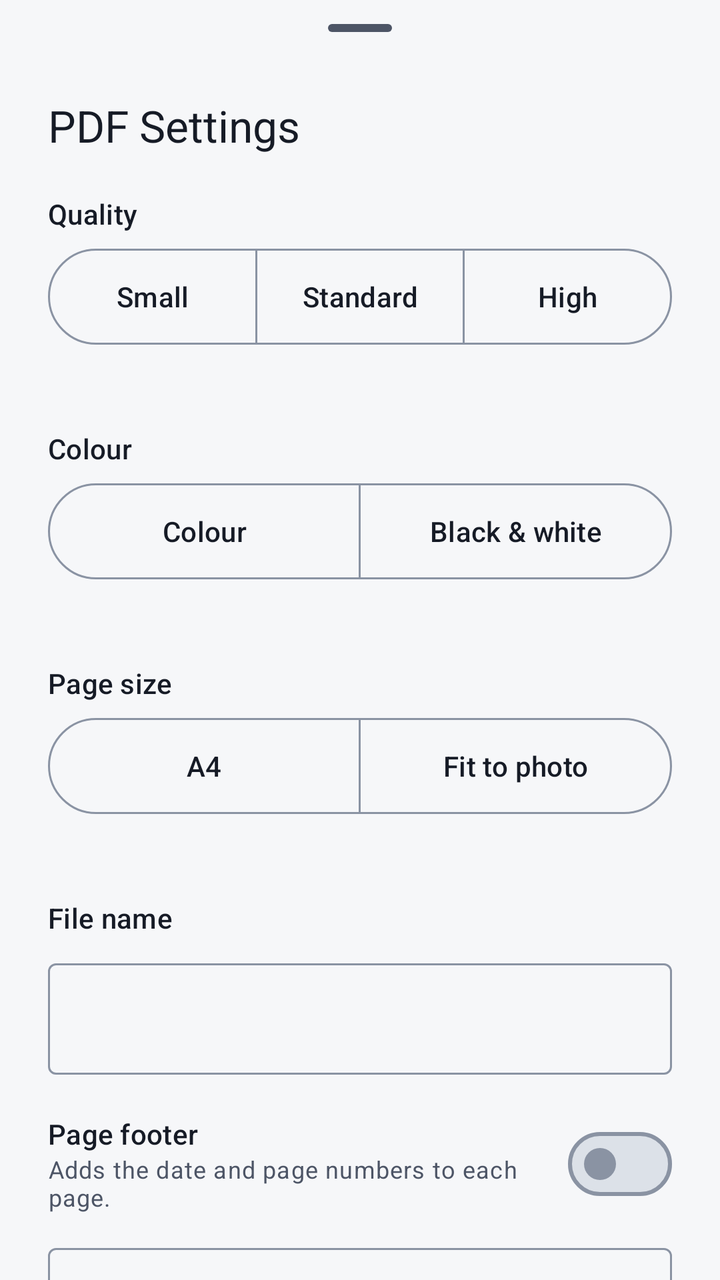
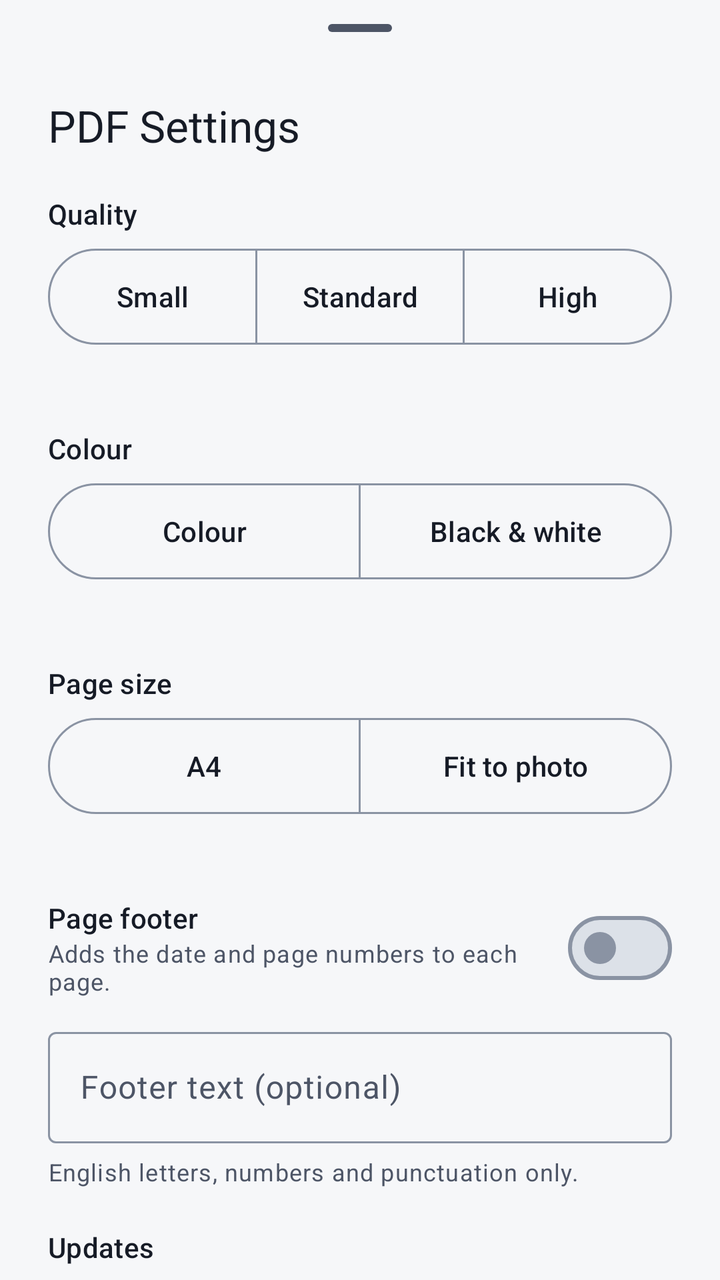

An Android layout rendered at two revisions. The XML below is the earlier revision; the diff shows what the commit changed to produce the second picture.
<!-- AndroidManifest.xml: application theme Theme.DocNest -->
<!-- res/layout/sheet_settings.xml -->
<?xml version="1.0" encoding="utf-8"?>
<androidx.core.widget.NestedScrollView xmlns:android="http://schemas.android.com/apk/res/android"
    xmlns:app="http://schemas.android.com/apk/res-auto"
    android:layout_width="match_parent"
    android:layout_height="wrap_content">

    <LinearLayout
        android:layout_width="match_parent"
        android:layout_height="wrap_content"
        android:orientation="vertical"
        android:paddingStart="24dp"
        android:paddingEnd="24dp"
        android:paddingBottom="24dp">

        <com.google.android.material.bottomsheet.BottomSheetDragHandleView
            android:layout_width="wrap_content"
            android:layout_height="wrap_content"
            android:layout_gravity="center_horizontal" />

        <TextView
            android:layout_width="wrap_content"
            android:layout_height="wrap_content"
            android:accessibilityHeading="true"
            android:text="PDF Settings"
            android:textAppearance="?attr/textAppearanceTitleLarge"
            android:textColor="?attr/colorOnSurface" />

        <TextView
            style="@style/Widget.DocNest.SettingTitle"
            android:text="Quality" />

        <com.google.android.material.button.MaterialButtonToggleGroup
            android:id="@+id/qualityGroup"
            android:layout_width="match_parent"
            android:layout_height="wrap_content"
            app:selectionRequired="true"
            app:singleSelection="true">

            <com.google.android.material.button.MaterialButton
                android:id="@+id/qSmall"
                style="@style/Widget.DocNest.Segment"
                android:text="Small" />

            <com.google.android.material.button.MaterialButton
                android:id="@+id/qStandard"
                style="@style/Widget.DocNest.Segment"
                android:text="Standard" />

            <com.google.android.material.button.MaterialButton
                android:id="@+id/qHigh"
                style="@style/Widget.DocNest.Segment"
                android:text="High" />
        </com.google.android.material.button.MaterialButtonToggleGroup>

        <TextView
            android:id="@+id/qualityHint"
            style="@style/Widget.DocNest.SettingHint" />

        <TextView
            style="@style/Widget.DocNest.SettingTitle"
            android:text="Colour" />

        <com.google.android.material.button.MaterialButtonToggleGroup
            android:id="@+id/colorGroup"
            android:layout_width="match_parent"
            android:layout_height="wrap_content"
            app:selectionRequired="true"
            app:singleSelection="true">

            <com.google.android.material.button.MaterialButton
                android:id="@+id/cColour"
                style="@style/Widget.DocNest.Segment"
                android:text="Colour" />

            <com.google.android.material.button.MaterialButton
                android:id="@+id/cGrey"
                style="@style/Widget.DocNest.Segment"
                android:text="Black &amp; white" />
        </com.google.android.material.button.MaterialButtonToggleGroup>

        <TextView
            android:id="@+id/colourHint"
            style="@style/Widget.DocNest.SettingHint" />

        <TextView
            style="@style/Widget.DocNest.SettingTitle"
            android:text="Page size" />

        <com.google.android.material.button.MaterialButtonToggleGroup
            android:id="@+id/pageGroup"
            android:layout_width="match_parent"
            android:layout_height="wrap_content"
            app:selectionRequired="true"
            app:singleSelection="true">

            <com.google.android.material.button.MaterialButton
                android:id="@+id/pA4"
                style="@style/Widget.DocNest.Segment"
                android:text="A4" />

            <com.google.android.material.button.MaterialButton
                android:id="@+id/pPhoto"
                style="@style/Widget.DocNest.Segment"
                android:text="Fit to photo" />
        </com.google.android.material.button.MaterialButtonToggleGroup>

        <TextView
            android:id="@+id/pageHint"
            style="@style/Widget.DocNest.SettingHint" />

        <TextView
            style="@style/Widget.DocNest.SettingTitle"
            android:text="File name" />

        <com.google.android.material.textfield.TextInputLayout
            android:id="@+id/nameBox"
            style="@style/Widget.Material3.TextInputLayout.OutlinedBox"
            android:layout_width="match_parent"
            android:layout_height="wrap_content"
            app:suffixText=".pdf">

            <com.google.android.material.textfield.TextInputEditText
                android:id="@+id/nameIn"
                android:layout_width="match_parent"
                android:layout_height="wrap_content"
                android:imeOptions="actionDone"
                android:inputType="text"
                android:singleLine="true" />
        </com.google.android.material.textfield.TextInputLayout>

        <LinearLayout
            android:layout_width="match_parent"
            android:layout_height="wrap_content"
            android:layout_marginTop="20dp"
            android:gravity="center_vertical"
            android:orientation="horizontal">

            <LinearLayout
                android:layout_width="0dp"
                android:layout_height="wrap_content"
                android:layout_marginEnd="16dp"
                android:layout_weight="1"
                android:orientation="vertical">

                <TextView
                    android:layout_width="wrap_content"
                    android:layout_height="wrap_content"
                    android:text="Page footer"
                    android:textAppearance="?attr/textAppearanceTitleSmall"
                    android:textColor="?attr/colorOnSurface" />

                <TextView
                    android:layout_width="wrap_content"
                    android:layout_height="wrap_content"
                    android:text="Adds the date and page numbers to each page."
                    android:textAppearance="?attr/textAppearanceBodySmall"
                    android:textColor="?attr/colorOnSurfaceVariant" />
            </LinearLayout>

            <com.google.android.material.materialswitch.MaterialSwitch
                android:id="@+id/footOn"
                android:layout_width="wrap_content"
                android:layout_height="wrap_content"
                android:contentDescription="Page footer" />
        </LinearLayout>

        <com.google.android.material.textfield.TextInputLayout
            android:id="@+id/footBox"
            style="@style/Widget.Material3.TextInputLayout.OutlinedBox"
            android:layout_width="match_parent"
            android:layout_height="wrap_content"
            android:layout_marginTop="12dp"
            android:hint="Footer text (optional)"
            app:helperText="English letters, numbers and punctuation only.">

            <com.google.android.material.textfield.TextInputEditText
                android:id="@+id/footIn"
                android:layout_width="match_parent"
                android:layout_height="wrap_content"
                android:imeOptions="actionDone"
                android:inputType="text"
                android:singleLine="true" />
        </com.google.android.material.textfield.TextInputLayout>

        <com.google.android.material.button.MaterialButton
            android:id="@+id/doneBtn"
            style="@style/Widget.DocNest.DockButton"
            android:layout_width="match_parent"
            android:layout_marginTop="24dp"
            android:text="Done" />
    </LinearLayout>
</androidx.core.widget.NestedScrollView>
<!-- resources referenced by this layout -->
<resources>
  <style name="Widget.DocNest.DockButton" parent="Widget.Material3.Button">
          <item name="android:layout_height">56dp</item>
          <item name="android:insetTop">0dp</item>
          <item name="android:insetBottom">0dp</item>
          <item name="android:textSize">16sp</item>
          <item name="android:maxLines">1</item>
          <item name="cornerRadius">16dp</item>
          <item name="iconGravity">textStart</item>
      </style>
  <style name="Widget.DocNest.Segment" parent="Widget.Material3.Button.OutlinedButton">
          <item name="android:layout_width">0dp</item>
          <item name="android:layout_height">48dp</item>
          <item name="android:layout_weight">1</item>
          <item name="android:insetTop">0dp</item>
          <item name="android:insetBottom">0dp</item>
          <item name="android:paddingStart">4dp</item>
          <item name="android:paddingEnd">4dp</item>
          <item name="android:maxLines">1</item>
          <item name="android:ellipsize">end</item>
          <item name="android:textSize">14sp</item>
          <item name="android:textColor">@color/segment_text</item>
          <item name="strokeColor">?attr/colorOutline</item>
      </style>
  <style name="Widget.DocNest.SettingHint" parent="">
          <item name="android:layout_width">match_parent</item>
          <item name="android:layout_height">wrap_content</item>
          <item name="android:layout_marginTop">6dp</item>
          <item name="android:textAppearance">?attr/textAppearanceBodySmall</item>
          <item name="android:textColor">?attr/colorOnSurfaceVariant</item>
      </style>
  <style name="Widget.DocNest.SettingTitle" parent="">
          <item name="android:layout_width">wrap_content</item>
          <item name="android:layout_height">wrap_content</item>
          <item name="android:layout_marginTop">20dp</item>
          <item name="android:layout_marginBottom">8dp</item>
          <item name="android:textAppearance">?attr/textAppearanceTitleSmall</item>
          <item name="android:textColor">?attr/colorOnSurface</item>
      </style>
  <style name="Theme.DocNest" parent="Base.Theme.DocNest" />
  <color name="primary">#3346A8</color>
  <color name="on_primary">#FFFFFF</color>
  <color name="primary_container">#DDE2FF</color>
  <color name="on_primary_container">#0F1B5C</color>
  <color name="primary_inverse">#B8C3FF</color>
  <color name="secondary">#7A5C12</color>
  <color name="on_secondary">#FFFFFF</color>
  <color name="secondary_container">#F1E2B8</color>
  <color name="on_secondary_container">#3D2E06</color>
  <color name="background">#F6F7F9</color>
  <color name="on_surface">#161B26</color>
  <color name="surface">#F6F7F9</color>
  <color name="surface_highest">#DCE1E8</color>
  <color name="on_surface_variant">#4D5566</color>
  <color name="surface_lowest">#FFFFFF</color>
  <color name="surface_low">#F0F2F6</color>
  <color name="surface_mid">#EAEDF2</color>
  <color name="surface_high">#E3E7ED</color>
  <color name="surface_inverse">#2B303B</color>
  <color name="on_surface_inverse">#EEF0F5</color>
  <color name="outline">#8A93A3</color>
  <color name="outline_variant">#D3D8E0</color>
  <color name="error">#B3261E</color>
  <color name="on_error">#FFFFFF</color>
  <color name="error_container">#F9DEDC</color>
  <color name="on_error_container">#410E0B</color>
  <style name="ThemeOverlay.DocNest.BottomSheet" parent="ThemeOverlay.Material3.BottomSheetDialog">
          <item name="bottomSheetStyle">@style/Widget.DocNest.BottomSheet</item>
          <item name="android:windowSoftInputMode">adjustResize</item>
      </style>
  <style name="Widget.DocNest.BottomSheet" parent="Widget.Material3.BottomSheet.Modal">
          <item name="backgroundTint">@color/surface_low</item>
      </style>
  <!-- unchanged entries left out for length: 1 -->
</resources>

<!-- the commit's change to res/layout/sheet_settings.xml (unified diff, before → after) -->
@@ -108,30 +108,11 @@
             android:id="@+id/pageHint"
             style="@style/Widget.DocNest.SettingHint" />
 
-        <TextView
-            style="@style/Widget.DocNest.SettingTitle"
-            android:text="File name" />
-
-        <com.google.android.material.textfield.TextInputLayout
-            android:id="@+id/nameBox"
-            style="@style/Widget.Material3.TextInputLayout.OutlinedBox"
-            android:layout_width="match_parent"
-            android:layout_height="wrap_content"
-            app:suffixText=".pdf">
-
-            <com.google.android.material.textfield.TextInputEditText
-                android:id="@+id/nameIn"
-                android:layout_width="match_parent"
-                android:layout_height="wrap_content"
-                android:imeOptions="actionDone"
-                android:inputType="text"
-                android:singleLine="true" />
-        </com.google.android.material.textfield.TextInputLayout>
-
         <LinearLayout
             android:layout_width="match_parent"
             android:layout_height="wrap_content"
             android:layout_marginTop="20dp"
+            android:baselineAligned="false"
             android:gravity="center_vertical"
             android:orientation="horizontal">
 
@@ -164,23 +145,64 @@
                 android:contentDescription="Page footer" />
         </LinearLayout>
 
-        <com.google.android.material.textfield.TextInputLayout
-            android:id="@+id/footBox"
-            style="@style/Widget.Material3.TextInputLayout.OutlinedBox"
+        
+        <LinearLayout
+            android:id="@+id/footGroup"
             android:layout_width="match_parent"
             android:layout_height="wrap_content"
             android:layout_marginTop="12dp"
-            android:hint="Footer text (optional)"
-            app:helperText="English letters, numbers and punctuation only.">
-
-            <com.google.android.material.textfield.TextInputEditText
-                android:id="@+id/footIn"
+            android:orientation="vertical">
+
+            <com.google.android.material.textfield.TextInputLayout
+                style="@style/Widget.Material3.TextInputLayout.OutlinedBox"
                 android:layout_width="match_parent"
                 android:layout_height="wrap_content"
-                android:imeOptions="actionDone"
-                android:inputType="text"
-                android:singleLine="true" />
-        </com.google.android.material.textfield.TextInputLayout>
+                android:hint="Footer text (optional)">
+
+                <com.google.android.material.textfield.TextInputEditText
+                    android:id="@+id/footIn"
+                    android:layout_width="match_parent"
+                    android:layout_height="wrap_content"
+                    android:imeOptions="actionDone"
+                    android:inputType="text"
+                    android:singleLine="true" />
+            </com.google.android.material.textfield.TextInputLayout>
+
+            <TextView
+                style="@style/Widget.DocNest.SettingHint"
+                android:text="English letters, numbers and punctuation only." />
+        </LinearLayout>
+
+        <TextView
+            style="@style/Widget.DocNest.SettingTitle"
+            android:text="Updates" />
+
+        <LinearLayout
+            android:layout_width="match_parent"
+            android:layout_height="wrap_content"
+            android:baselineAligned="false"
+            android:gravity="center_vertical"
+            android:orientation="horizontal">
+
+            <TextView
+                android:id="@+id/versionText"
+                android:layout_width="0dp"
+                android:layout_height="wrap_content"
+                android:layout_marginEnd="12dp"
+                android:layout_weight="1"
+                android:textAppearance="?attr/textAppearanceBodyMedium"
+                android:textColor="?attr/colorOnSurfaceVariant" />
+
+            <com.google.android.material.button.MaterialButton
+                android:id="@+id/updateBtn"
+                style="@style/Widget.Material3.Button.OutlinedButton"
+                android:layout_width="wrap_content"
+                android:layout_height="wrap_content"
+                android:maxLines="1"
+                android:text="Check for updates"
+                android:textColor="?attr/colorOnSurface"
+                app:strokeColor="?attr/colorOutline" />
+        </LinearLayout>
 
         <com.google.android.material.button.MaterialButton
             android:id="@+id/doneBtn"
<!-- resource entries referenced after the edit -->
@@ -4,8 +4,11 @@
           <item name="android:layout_height">56dp</item>
           <item name="android:insetTop">0dp</item>
           <item name="android:insetBottom">0dp</item>
+          <item name="android:paddingStart">16dp</item>
+          <item name="android:paddingEnd">16dp</item>
           <item name="android:textSize">16sp</item>
           <item name="android:maxLines">1</item>
+          <item name="android:ellipsize">end</item>
           <item name="cornerRadius">16dp</item>
           <item name="iconGravity">textStart</item>
       </style>
